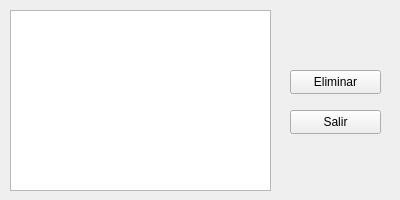
This is bulmages/bulmasetup/eliminarusuariobase.ui in eboladev/Bulmages-1 as Qt 5 draws it before an edit. The edited form follows.
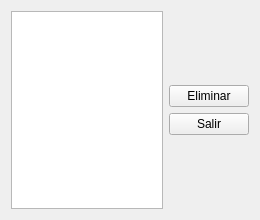
This is the edited form. Icons and pictures are not drawn.

Commit message: Arreglo errores en bulmasetup, y modifico layouts en varias ventanas

```diff
--- a/bulmages/bulmasetup/eliminarusuariobase.ui
+++ b/bulmages/bulmasetup/eliminarusuariobase.ui
@@ -5,8 +5,8 @@
    <rect>
     <x>0</x>
     <y>0</y>
-    <width>400</width>
-    <height>200</height>
+    <width>260</width>
+    <height>220</height>
    </rect>
   </property>
   <property name="sizePolicy" >
@@ -17,14 +17,14 @@
   </property>
   <property name="minimumSize" >
    <size>
-    <width>400</width>
-    <height>200</height>
+    <width>200</width>
+    <height>120</height>
    </size>
   </property>
   <property name="maximumSize" >
    <size>
-    <width>400</width>
-    <height>200</height>
+    <width>300</width>
+    <height>300</height>
    </size>
   </property>
   <property name="windowTitle" >
@@ -34,15 +34,44 @@
    <iconset resource="resources.qrc" >
     <normaloff>:/images/bulmasetup_eliminarusuario.xpm</normaloff>:/images/bulmasetup_eliminarusuario.xpm</iconset>
   </property>
+  <layout class="QGridLayout" name="gridLayout_3" >
+   <item row="0" column="0" >
+    <layout class="QGridLayout" name="gridLayout_2" >
+     <item row="0" column="0" >
+      <widget class="QListWidget" name="listWidget" />
+     </item>
+     <item row="0" column="1" >
+      <layout class="QGridLayout" name="gridLayout" >
+       <item row="0" column="0" >
+        <spacer name="horizontalSpacer" >
+         <property name="orientation" >
+          <enum>Qt::Horizontal</enum>
+         </property>
+         <property name="sizeHint" stdset="0" >
+          <size>
+           <width>40</width>
+           <height>20</height>
+          </size>
+         </property>
+        </spacer>
+       </item>
+       <item row="0" column="1" >
+        <layout class="QVBoxLayout" name="verticalLayout" >
+         <item>
+          <spacer name="verticalSpacer_2" >
+           <property name="orientation" >
+            <enum>Qt::Vertical</enum>
+           </property>
+           <property name="sizeHint" stdset="0" >
+            <size>
+             <width>20</width>
+             <height>40</height>
+            </size>
+           </property>
+          </spacer>
+         </item>
+         <item>
   <widget class="QPushButton" name="mui_eliminarusuario" >
-   <property name="geometry" >
-    <rect>
-     <x>290</x>
-     <y>70</y>
-     <width>91</width>
-     <height>24</height>
-    </rect>
-   </property>
    <property name="text" >
     <string>Eliminar</string>
    </property>
@@ -51,15 +80,9 @@
      <normaloff>:/images/bulmasetup_eliminarusuario.xpm</normaloff>:/images/bulmasetup_eliminarusuario.xpm</iconset>
    </property>
   </widget>
+         </item>
+         <item>
   <widget class="QPushButton" name="mui_cancelar" >
-   <property name="geometry" >
-    <rect>
-     <x>290</x>
-     <y>110</y>
-     <width>91</width>
-     <height>24</height>
-    </rect>
-   </property>
    <property name="text" >
     <string>Salir</string>
    </property>
@@ -68,16 +91,40 @@
      <normaloff>:/images/bulmasetup_exit.png</normaloff>:/images/bulmasetup_exit.png</iconset>
    </property>
   </widget>
-  <widget class="QListWidget" name="listWidget" >
-   <property name="geometry" >
-    <rect>
-     <x>10</x>
-     <y>10</y>
-     <width>261</width>
-     <height>181</height>
-    </rect>
-   </property>
-  </widget>
+         </item>
+         <item>
+          <spacer name="verticalSpacer" >
+           <property name="orientation" >
+            <enum>Qt::Vertical</enum>
+           </property>
+           <property name="sizeHint" stdset="0" >
+            <size>
+             <width>20</width>
+             <height>40</height>
+            </size>
+           </property>
+          </spacer>
+         </item>
+        </layout>
+       </item>
+       <item row="0" column="2" >
+        <spacer name="horizontalSpacer_2" >
+         <property name="orientation" >
+          <enum>Qt::Horizontal</enum>
+         </property>
+         <property name="sizeHint" stdset="0" >
+          <size>
+           <width>40</width>
+           <height>20</height>
+          </size>
+         </property>
+        </spacer>
+       </item>
+      </layout>
+     </item>
+    </layout>
+   </item>
+  </layout>
  </widget>
  <resources>
   <include location="resources.qrc" />
```
Lines whose indentation alone changed are shown as unchanged. The commit also changes 8 other files.
